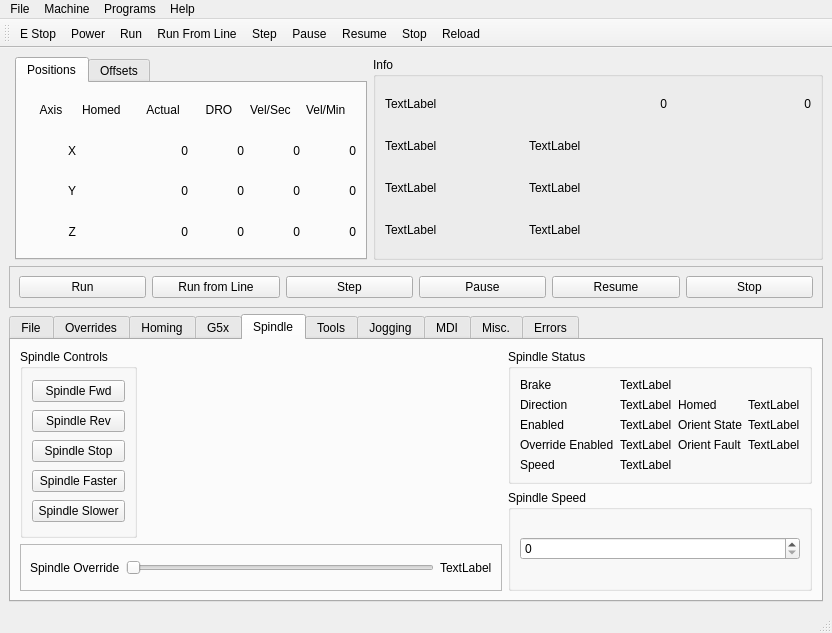
The window that examples/xyz.ui (jethornton/flexgui) describes before a commit, drawn with Qt 5.
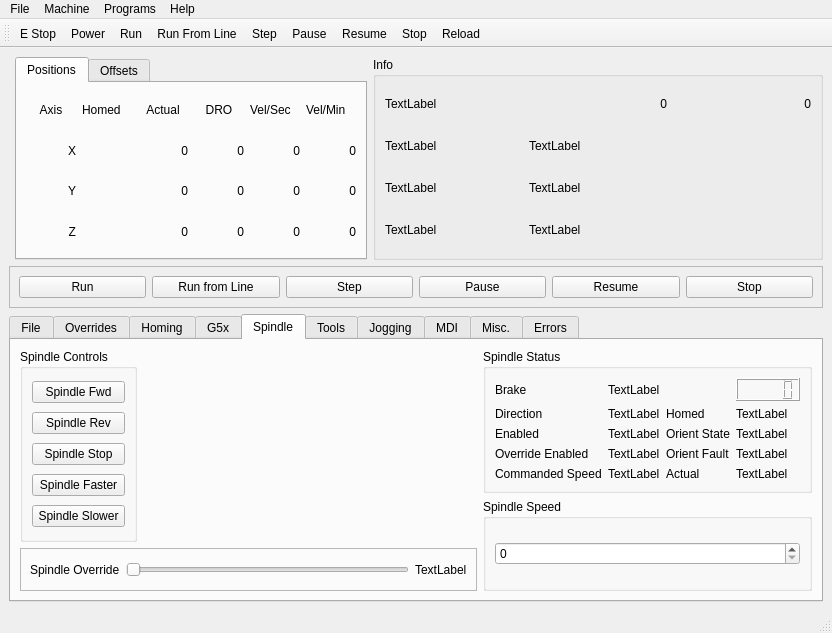
The same window after the commit. The open tabs and pages were chosen to show the change.

```diff
--- a/examples/xyz.ui
+++ b/examples/xyz.ui
@@ -526,7 +526,7 @@
            <item row="4" column="0">
             <widget class="QLabel" name="label_35">
              <property name="text">
-              <string>Speed</string>
+              <string>Commanded Speed</string>
              </property>
             </widget>
            </item>
@@ -579,6 +579,23 @@
              </property>
             </widget>
            </item>
+           <item row="4" column="2">
+            <widget class="QLabel" name="label_33">
+             <property name="text">
+              <string>Actual</string>
+             </property>
+            </widget>
+           </item>
+           <item row="4" column="3">
+            <widget class="QLabel" name="spindle_actual_speed_lb">
+             <property name="text">
+              <string>TextLabel</string>
+             </property>
+            </widget>
+           </item>
+           <item row="0" column="3">
+            <widget class="QLCDNumber" name="spindle_speed_0_lcd"/>
+           </item>
           </layout>
          </widget>
         </item>
```
